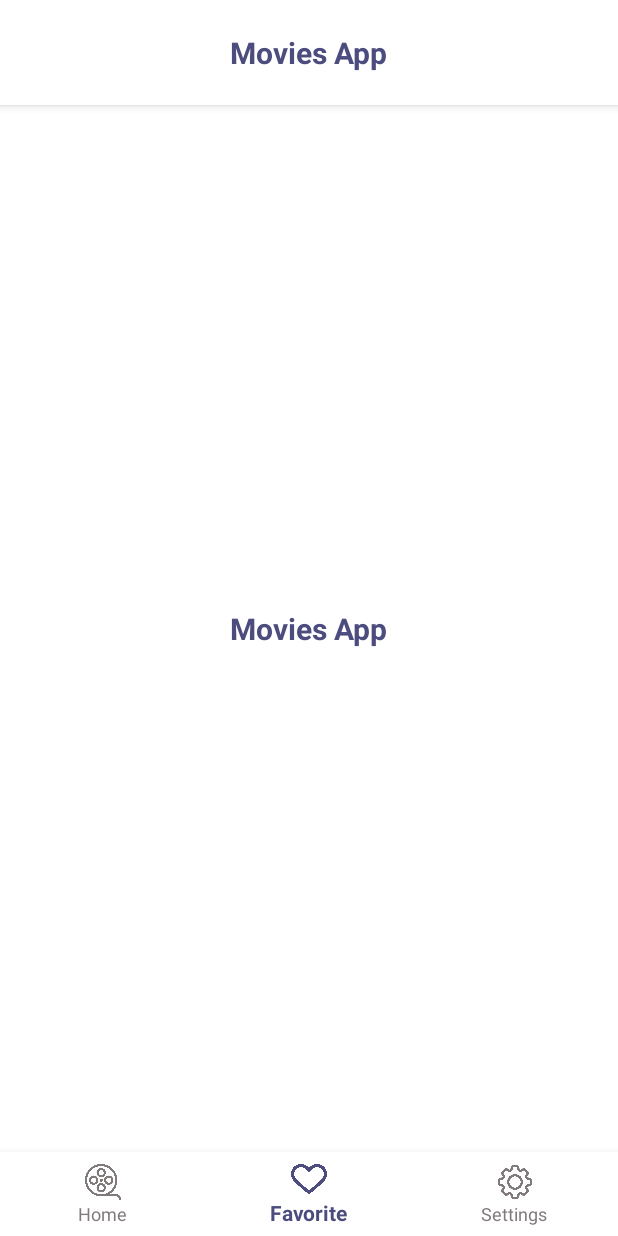
After one commit to KaboOA/Movies-App, an Android app built with Jetpack Compose: the FavoritesFragment screen opened through its navigation route, on a phone screen of 412 x 824 dp. The commit adds this screen. Run offline under Robolectric (Android 15) with nearby library versions, the phone set to English and light mode, and no system bars; our stand-ins replace data binding, navigation-ui.

Commit message:
movies app

```diff
--- /dev/null
+++ b/app/src/main/java/com/example/moviesapp/FavoritesFragment.kt
@@ -0,0 +1,17 @@
+package com.example.moviesapp
+
+import android.os.Bundle
+import androidx.fragment.app.Fragment
+import android.view.LayoutInflater
+import android.view.View
+import android.view.ViewGroup
+
+class FavoritesFragment : Fragment() {
+    override fun onCreateView(
+        inflater: LayoutInflater, container: ViewGroup?,
+        savedInstanceState: Bundle?
+    ): View? {
+        // Inflate the layout for this fragment
+        return inflater.inflate(R.layout.fragment_favorites, container, false)
+    }
+}
--- a/app/src/main/java/com/example/moviesapp/MainActivity.kt
+++ b/app/src/main/java/com/example/moviesapp/MainActivity.kt
@@ -13,15 +13,24 @@ import androidx.compose.runtime.Composable
 import androidx.compose.ui.Modifier
 import androidx.compose.ui.tooling.preview.Preview
 import androidx.databinding.DataBindingUtil
+import androidx.navigation.NavController
+import androidx.navigation.fragment.NavHostFragment
+
+import androidx.navigation.ui.NavigationUI.setupWithNavController
 import com.example.moviesapp.databinding.ActivityMainBinding
 import com.example.moviesapp.ui.theme.MoviesAppTheme
 
 class MainActivity : AppCompatActivity() {
     lateinit var binding: ActivityMainBinding
-
+    lateinit var navController: NavController
     override fun onCreate(savedInstanceState: Bundle?) {
         super.onCreate(savedInstanceState)
         binding= DataBindingUtil.setContentView(this, R.layout.activity_main)
 
+        val fragHost = supportFragmentManager.findFragmentById(R.id.nav_host) as NavHostFragment
+        navController = fragHost.navController
+        setupWithNavController(binding.bottomNav, navController)
+
+
     }
 }
--- /dev/null
+++ b/app/src/main/java/com/example/moviesapp/MovieModel.kt
@@ -0,0 +1,3 @@
+package com.example.moviesapp
+
+data class MovieModel(val img :String,val title:String,val rank : Int, val duration:Int)
--- /dev/null
+++ b/app/src/main/java/com/example/moviesapp/MoviesFragment.kt
@@ -0,0 +1,20 @@
+package com.example.moviesapp
+
+import android.os.Bundle
+import androidx.fragment.app.Fragment
+import android.view.LayoutInflater
+import android.view.View
+import android.view.ViewGroup
+
+
+class MoviesFragment : Fragment() {
+
+    override fun onCreateView(
+        inflater: LayoutInflater, container: ViewGroup?,
+        savedInstanceState: Bundle?
+    ): View? {
+        // Inflate the layout for this fragment
+        return inflater.inflate(R.layout.fragment_movies, container, false)
+    }
+
+}
--- a/app/src/main/res/layout/activity_main.xml
+++ b/app/src/main/res/layout/activity_main.xml
@@ -16,6 +16,7 @@
         <com.google.android.material.appbar.AppBarLayout
             android:layout_width="match_parent"
             android:layout_height="wrap_content"
+            android:id="@+id/appbar"
             app:layout_constraintTop_toTopOf="parent"
             app:layout_constraintStart_toStartOf="parent"
             app:layout_constraintEnd_toEndOf="parent"
@@ -37,9 +38,24 @@
             </com.google.android.material.appbar.MaterialToolbar>
         </com.google.android.material.appbar.AppBarLayout>
 
+        <androidx.fragment.app.FragmentContainerView
+            android:layout_width="match_parent"
+            android:layout_height="0dp"
+            android:id="@+id/nav_host"
+            android:name="androidx.navigation.fragment.NavHostFragment"
+            app:defaultNavHost="true"
+            app:navGraph="@navigation/nav_graph"
+            app:layout_constraintTop_toBottomOf="@+id/appbar"
+            app:layout_constraintBottom_toTopOf="@+id/bottom_nav"
+            app:layout_constraintStart_toStartOf="parent"
+            app:layout_constraintEnd_toEndOf="parent"
+
+            ></androidx.fragment.app.FragmentContainerView>
+
         <com.google.android.material.bottomnavigation.BottomNavigationView
             android:layout_width="match_parent"
             android:layout_height="wrap_content"
+            android:id="@+id/bottom_nav"
             app:layout_constraintBottom_toBottomOf="parent"
             app:layout_constraintEnd_toEndOf="parent"
             app:layout_constraintStart_toStartOf="parent"
--- /dev/null
+++ b/app/src/main/res/layout/fragment_favorites.xml
@@ -0,0 +1,29 @@
+<?xml version="1.0" encoding="utf-8"?>
+<layout xmlns:android="http://schemas.android.com/apk/res/android"
+    xmlns:app="http://schemas.android.com/apk/res-auto"
+    xmlns:tools="http://schemas.android.com/tools">
+
+    <data>
+
+    </data>
+
+    <androidx.constraintlayout.widget.ConstraintLayout
+        android:layout_width="match_parent"
+        android:layout_height="match_parent"
+        >
+
+        <TextView
+            android:layout_width="wrap_content"
+            android:layout_height="wrap_content"
+            android:layout_gravity="center"
+            android:text="@string/app_name"
+            android:textColor="@color/purble"
+            android:textSize="20sp"
+            android:textStyle="bold"
+            app:layout_constraintBottom_toBottomOf="parent"
+            app:layout_constraintEnd_toEndOf="parent"
+            app:layout_constraintStart_toStartOf="parent"
+            app:layout_constraintTop_toTopOf="parent"></TextView>
+
+    </androidx.constraintlayout.widget.ConstraintLayout>
+</layout>
--- a/app/src/main/res/menu/bottom_menu.xml
+++ b/app/src/main/res/menu/bottom_menu.xml
@@ -1,16 +1,16 @@
 <?xml version="1.0" encoding="utf-8"?>
 <menu xmlns:android="http://schemas.android.com/apk/res/android">
-    <item android:id="@+id/home"
+    <item android:id="@+id/moviesFragment"
         android:title="@string/Home"
         android:icon="@drawable/movies">
     </item>
 
-    <item android:id="@+id/favorite"
+    <item android:id="@+id/favoritesFragment"
         android:title="@string/favorite"
         android:icon="@drawable/favorite">
     </item>
 
-    <item android:id="@+id/setting"
+    <item android:id="@+id/settingsFragment"
         android:title="@string/setting"
         android:icon="@drawable/setting">
     </item>
--- /dev/null
+++ b/app/src/main/res/navigation/nav_graph.xml
@@ -0,0 +1,28 @@
+<?xml version="1.0" encoding="utf-8"?>
+<navigation xmlns:android="http://schemas.android.com/apk/res/android"
+    xmlns:app="http://schemas.android.com/apk/res-auto"
+    xmlns:tools="http://schemas.android.com/tools"
+    android:id="@+id/nav_graph"
+    app:startDestination="@id/moviesFragment">
+
+    <fragment
+        android:id="@+id/moviesFragment"
+        android:name="com.example.moviesapp.MoviesFragment"
+        android:label="fragment_movies"
+        tools:layout="@layout/fragment_movies" />
+
+    <fragment
+        android:id="@+id/favoritesFragment"
+        android:name="com.example.moviesapp.FavoritesFragment"
+        android:label="FavoritesFragment"
+        tools:layout="@layout/fragment_favorites"/>
+
+    <fragment
+        android:id="@+id/settingsFragment"
+        android:name="com.example.moviesapp.SettingsFragment"
+        android:label="SettingsFragment"
+        tools:layout="@layout/fragment_settings"/>
+
+
+
+</navigation>
--- a/app/src/main/res/values/strings.xml
+++ b/app/src/main/res/values/strings.xml
@@ -3,4 +3,8 @@
     <string name="Home">Home</string>
     <string name="setting">Settings</string>
     <string name="favorite">Favorite</string>
+    <!-- TODO: Remove or change this placeholder text -->
+    <string name="hello_blank_fragment">Hello blank fragment</string>
+    <string name="NowShowing">Now Showing</string>
+    <string name="See_more">See more</string>
 </resources>
```
Also changed, not shown: app/build.gradle.kts (+26 -0 lines), app/src/main/java/com/example/moviesapp/MoviesAdapter.kt (added, +51 -0 lines), app/src/main/java/com/example/moviesapp/SettingsFragment.kt (added, +18 -0 lines), app/src/main/res/drawable/rounded_edges.xml (added, +22 -0 lines), app/src/main/res/layout/fragment_movies.xml (added, +47 -0 lines), app/src/main/res/layout/fragment_settings.xml (added, +26 -0 lines), app/src/main/res/layout/movie_item.xml (added, +47 -0 lines), 1 other file.
